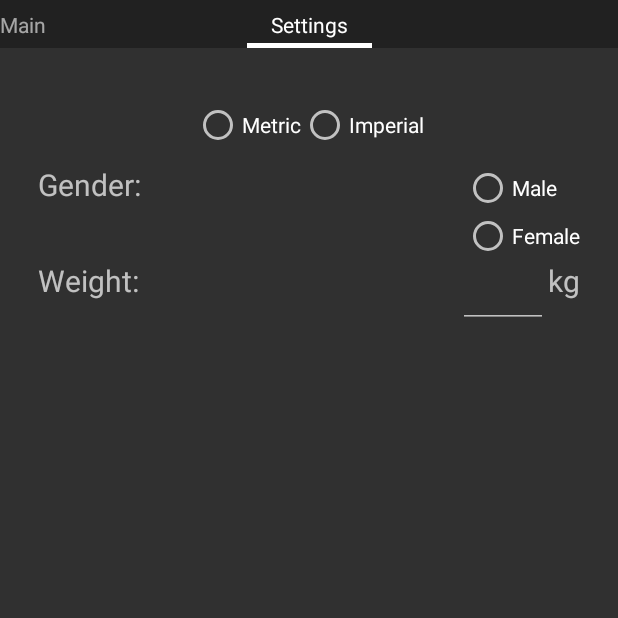
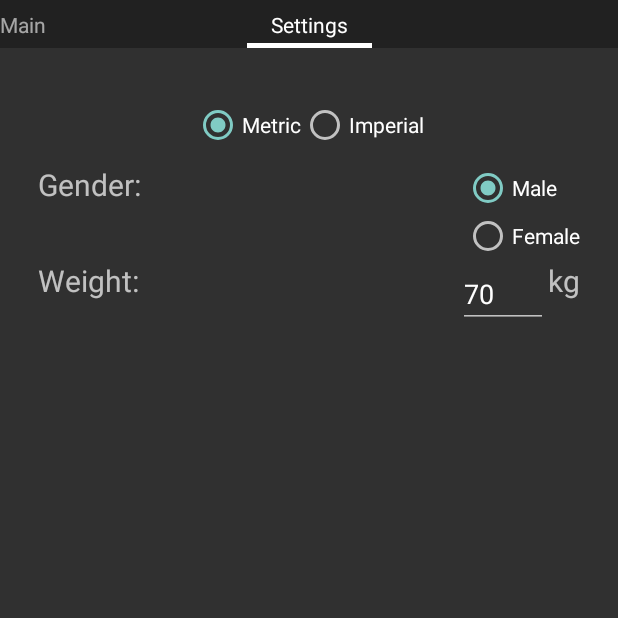
Before and after one commit to helgehatt/PromilleApp, an Android app: the screen it shows after launch (MainActivity), after a tap on "Settings", on a phone screen of 412 x 824 dp, the top half of it. Run offline under Robolectric (Android 15) with nearby library versions, the phone set to English and light mode, and no system bars; libraries missing offline, so code that uses them is left out: com.jjoe64.graphview; 3 statements that could not run were skipped.

Commit message:
Settings bliver nu gemt

```diff
--- a/Alculator/app/src/main/java/com/example/helge/alculator/MainActivity.java
+++ b/Alculator/app/src/main/java/com/example/helge/alculator/MainActivity.java
@@ -1,5 +1,6 @@
 package com.example.helge.alculator;
 
+import android.content.SharedPreferences;
 import android.os.Bundle;
 import android.support.v4.view.ViewPager;
 import android.support.v7.app.AppCompatActivity;
--- a/Alculator/app/src/main/java/com/example/helge/alculator/MainFragment.java
+++ b/Alculator/app/src/main/java/com/example/helge/alculator/MainFragment.java
@@ -1,6 +1,7 @@
 package com.example.helge.alculator;
 
 import android.content.Intent;
+import android.content.SharedPreferences;
 import android.os.Bundle;
 import android.support.v4.app.Fragment;
 import android.view.LayoutInflater;
--- a/Alculator/app/src/main/java/com/example/helge/alculator/SettingsFragment.java
+++ b/Alculator/app/src/main/java/com/example/helge/alculator/SettingsFragment.java
@@ -1,67 +1,84 @@
 package com.example.helge.alculator;
 
+import android.content.Context;
+import android.content.SharedPreferences;
 import android.os.Bundle;
 import android.support.v4.app.Fragment;
 import android.view.LayoutInflater;
 import android.view.View;
 import android.view.ViewGroup;
-import android.widget.RadioButton;
+import android.widget.EditText;
 import android.widget.RadioGroup;
 import android.widget.TextView;
 
-public class SettingsFragment extends Fragment implements View.OnClickListener {
+public class SettingsFragment extends Fragment implements RadioGroup.OnCheckedChangeListener {
 
-    private MetricImperial metricImperial;
-    private Gender gender;
+    private SharedPreferences settings;
+    private TextView kgLbsView;
+
+    @Override
+    public void onCreate(Bundle savedInstanceState) {
+        super.onCreate(savedInstanceState);
+
+    }
 
     @Override
     public View onCreateView(LayoutInflater inflater, ViewGroup container, Bundle savedInstanceState) {
         View view = inflater.inflate(R.layout.fragment_settings, container, false);
+        kgLbsView = (TextView) view.findViewById(R.id.textView_kg_lbs);
 
-        RadioButton metricButton = (RadioButton) view.findViewById(R.id.radioButton_metric);
-        metricButton.setOnClickListener(this);
-        RadioButton imperialButton = (RadioButton) view.findViewById(R.id.radioButton_imperial);
-        imperialButton.setOnClickListener(this);
+        settings = getActivity().getPreferences(Context.MODE_PRIVATE);
 
-        RadioButton maleButton = (RadioButton) view.findViewById(R.id.radioButton_male);
-        maleButton.setOnClickListener(this);
-        RadioButton femaleButton = (RadioButton) view.findViewById(R.id.radioButton_female);
-        femaleButton.setOnClickListener(this);
+        RadioGroup unit = (RadioGroup) view.findViewById(R.id.radioGroup_unit);
+        unit.setOnCheckedChangeListener(this);
+        String metric = getResources().getString(R.string.metric);
+        unit.check(settings.getString("unit", metric).equals(metric) ? R.id.radioButton_metric : R.id.radioButton_imperial);
 
+        RadioGroup gender = (RadioGroup) view.findViewById(R.id.radioGroup_gender);
+        gender.setOnCheckedChangeListener(this);
+        String male = getResources().getString(R.string.male);
+        gender.check(settings.getString("gender", male).equals(male) ? R.id.radioButton_male : R.id.radioButton_female);
 
+        final EditText weightField = (EditText) view.findViewById(R.id.editText_weight);
+
+        weightField.setText(String.valueOf(settings.getInt("weight", 70)));
+
+        weightField.setOnFocusChangeListener(new View.OnFocusChangeListener() {
+            @Override
+            public void onFocusChange(View v, boolean hasFocus) {
+                if (!hasFocus) {
+                    settings.edit().putInt("weight", Integer.parseInt(weightField.getText().toString())).commit();
+                }
+            }
+        });
 
         return view;
     }
 
     @Override
-    public void onClick(View v) {
+    public void onCheckedChanged(RadioGroup group, int checkedId) {
 
-        TextView kgLbsView = (TextView) getView().findViewById(R.id.textView_kg_lbs);
+        SharedPreferences.Editor editor = settings.edit();
 
-        switch (v.getId()) {
+        switch (checkedId) {
             case R.id.radioButton_metric:
                 kgLbsView.setText(R.string.kg);
-                metricImperial = MetricImperial.METRIC;
+                editor.putString("unit", getResources().getString(R.string.metric));
                 break;
             case R.id.radioButton_imperial:
                 kgLbsView.setText(R.string.lbs);
-                metricImperial = MetricImperial.IMPERIAL;
+                editor.putString("unit", getResources().getString(R.string.imperial));
                 break;
 
             case R.id.radioButton_male:
-                gender = Gender.MALE;
+                editor.putString("gender", getResources().getString(R.string.male));
                 break;
             case R.id.radioButton_female:
-                gender = Gender.FEMALE;
+                editor.putString("gender", getResources().getString(R.string.female));
                 break;
         }
+
+        editor.commit();
+
     }
 }
-
-enum MetricImperial {
-    METRIC, IMPERIAL
-}
-
-enum Gender {
-    MALE, FEMALE
-}
--- a/Alculator/app/src/main/res/layout/fragment_settings.xml
+++ b/Alculator/app/src/main/res/layout/fragment_settings.xml
@@ -11,7 +11,7 @@
         android:layout_height="wrap_content"
         android:gravity="center_horizontal"
         android:orientation="horizontal"
-        android:id="@+id/radioGroup_metric_imperial"
+        android:id="@+id/radioGroup_unit"
         android:padding="10dp">
 
         <RadioButton
@@ -32,7 +32,7 @@
         android:layout_width="match_parent"
         android:layout_height="wrap_content"
         android:id="@+id/relativeLayout_gender"
-        android:layout_below="@+id/radioGroup_metric_imperial"
+        android:layout_below="@+id/radioGroup_unit"
         android:layout_alignParentLeft="true" >
 
 
```
